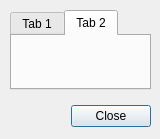
Before: the Qt Designer form src/ui/hud2/HUD2Dialog.ui in mavlink/qgroundcontrol, drawn with Qt 5.
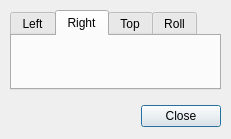
After: the same form once the commit is applied.

```diff
--- a/src/ui/hud2/HUD2Dialog.ui
+++ b/src/ui/hud2/HUD2Dialog.ui
@@ -6,7 +6,7 @@
    <rect>
     <x>0</x>
     <y>0</y>
-    <width>160</width>
+    <width>231</width>
     <height>139</height>
    </rect>
   </property>
@@ -16,7 +16,7 @@
   <widget class="QDialogButtonBox" name="buttonBox">
    <property name="geometry">
     <rect>
-     <x>40</x>
+     <x>110</x>
      <y>100</y>
      <width>111</width>
      <height>32</height>
@@ -34,7 +34,7 @@
     <rect>
      <x>10</x>
      <y>10</y>
-     <width>141</width>
+     <width>211</width>
      <height>80</height>
     </rect>
    </property>
@@ -43,12 +43,22 @@
    </property>
    <widget class="QWidget" name="tab">
     <attribute name="title">
-     <string>Tab 1</string>
+     <string>Left</string>
     </attribute>
    </widget>
    <widget class="QWidget" name="tab_2">
     <attribute name="title">
-     <string>Tab 2</string>
+     <string>Right</string>
+    </attribute>
+   </widget>
+   <widget class="QWidget" name="tab_3">
+    <attribute name="title">
+     <string>Top</string>
+    </attribute>
+   </widget>
+   <widget class="QWidget" name="tab_4">
+    <attribute name="title">
+     <string>Roll</string>
     </attribute>
    </widget>
   </widget>
```
